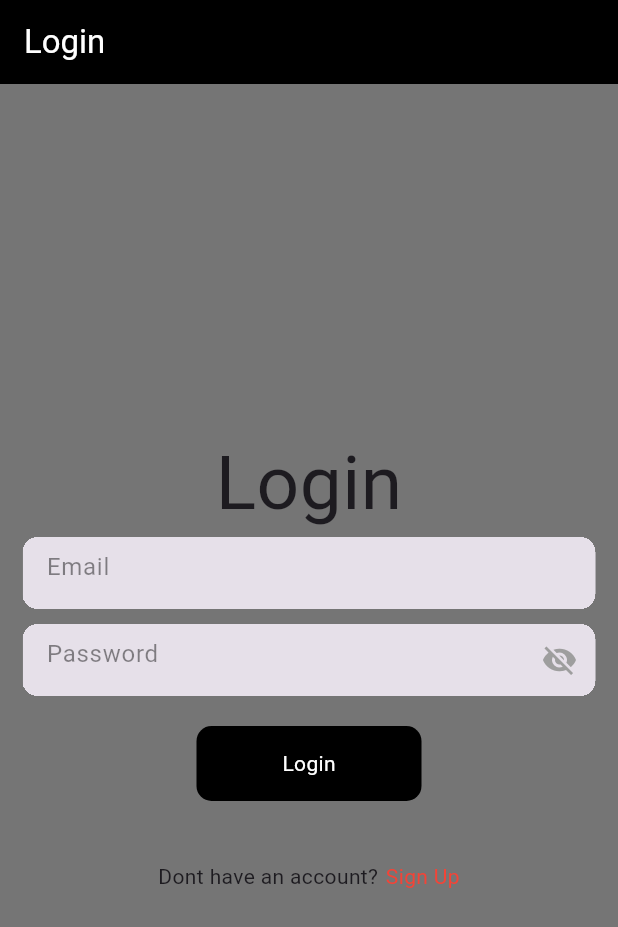
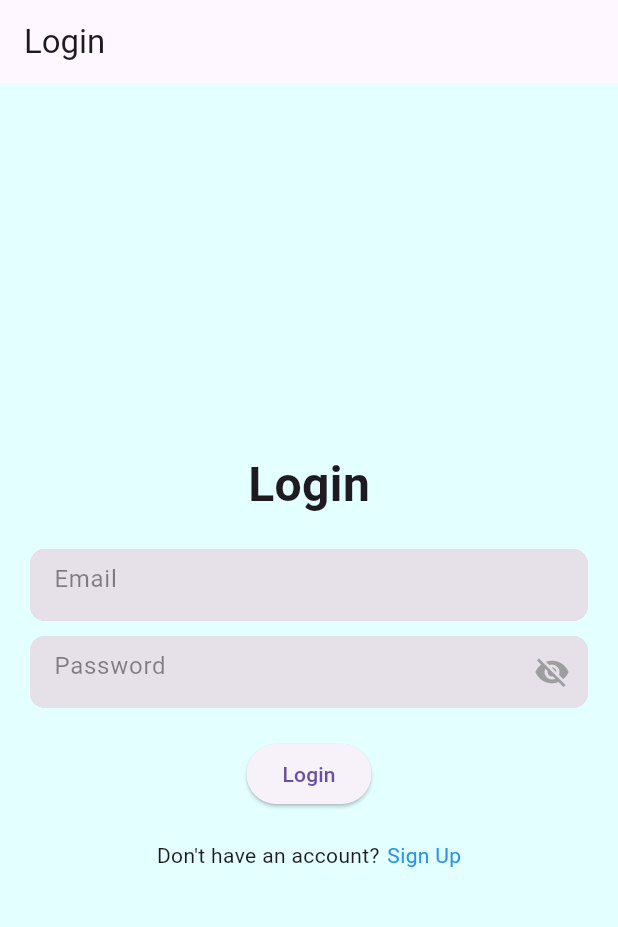
Before and after one commit to nandinisharma22/flutter, a Flutter app: the screen it shows after launch, after a tap on "Sign Up", after a tap on "Login", on a phone screen of 412 x 824 dp. Shown: the top 927 px of the screen. Run offline on Flutter 3.47's test engine with Material 3 defaults, Android fonts, the phone set to English and light mode, and no system bars; our stand-ins replace cloud_firestore, firebase_auth, firebase_core, font_awesome_flutter, get, lottie and 2 more; missing offline and left inert: qr_code_scanner; accounts and stored records are empty; network calls fail.

Commit message:
Update login_page.dart

```diff
--- a/lib/features/user_auth/presentation/pages/screens/login_page.dart
+++ b/lib/features/user_auth/presentation/pages/screens/login_page.dart
@@ -1,152 +1,3 @@
-// import 'package:flutter/material.dart';
-// import 'package:firebase_auth/firebase_auth.dart';
-// import 'package:haxplore/features/user_auth/presentation/pages/screens/home_page.dart';
-// import 'package:haxplore/features/user_auth/presentation/pages/screens/signup_page.dart';
-// import 'package:haxplore/features/user_auth/presentation/widgets/form_container_widget.dart';
-//
-// import '../../../firebase_auth_implementation/firebase_auth_services.dart';
-//
-// class LoginPage extends StatefulWidget {
-//   const LoginPage({super.key});
-//
-//   @override
-//   State<LoginPage> createState() => _LoginPageState();
-// }
-//
-// class _LoginPageState extends State<LoginPage> {
-//   final FirebaseAuthServices _auth = FirebaseAuthServices();
-//   TextEditingController _emailController = TextEditingController();
-//   TextEditingController _passwordController = TextEditingController();
-//   String _errorMessage = '';
-//   @override
-//   void dispose() {
-//     _emailController.dispose();
-//     _passwordController.dispose();
-//
-//     super.dispose();
-//   }
-//   @override
-//   Widget build(BuildContext context) {
-//     return Scaffold(
-//       appBar:AppBar(
-//         backgroundColor: Colors.black,
-//         title: Text("Login", style: TextStyle(color: Colors.white),),
-//       ),
-//       backgroundColor: Colors.grey.shade600,
-//
-//       body:Padding(
-//         padding: const EdgeInsets.symmetric(horizontal: 15),
-//         child: Column(
-//           mainAxisAlignment: MainAxisAlignment.center,
-//           children: [
-//             Text("Login", style: TextStyle(fontSize: 50),),
-//             FormContainerWidget(
-//               controller: _emailController,
-//               hintText: "Email",
-//               isPasswordField: false,
-//             ),
-//             SizedBox(height: 10,),
-//             FormContainerWidget(
-//               controller: _passwordController,
-//               hintText: "Password",
-//               isPasswordField: true,
-//             ),
-//             SizedBox(height: 20,),
-//             Center(
-//               child: GestureDetector(
-//                 onTap: _signIn,
-//                 child: Container(
-//                   width: 150,
-//
-//                   height: 50,
-//                   decoration: BoxDecoration(
-//                     color: Colors.black,
-//                     borderRadius: BorderRadius.circular(10),
-//                   ),
-//                   child: Center(
-//                     child: Text(
-//                       "Login",
-//                       style: TextStyle(color: Colors.white),
-//                     ),
-//                   ),
-//                 ),
-//               ),
-//             ),
-//             SizedBox(height: 20,),
-//             SizedBox(height: 20),
-//
-//             // Display error message if it's not empty
-//             if (_errorMessage.isNotEmpty)
-//               Text(
-//                 _errorMessage,
-//                 style: TextStyle(color: Colors.black),
-//               ),
-//
-//             Row(mainAxisAlignment: MainAxisAlignment.center,
-//               children: [
-//                 Text("Dont have an account?"),
-//                 SizedBox(width: 5,),
-//                 GestureDetector(
-//                   onTap: (){
-//                     Navigator.pushAndRemoveUntil(context, MaterialPageRoute(builder: (context)=>SignUpPage()), (route) => false);
-//                   },
-//                   child: Text("Sign Up",style: TextStyle(color: Colors.red),),
-//                 )
-//               ],)
-//           ],
-//         ),
-//       ),
-//     );
-//   }
-//
-//   void _signIn() async {
-//     String email = _emailController.text;
-//     String password = _passwordController.text;
-//
-//     try {
-//       User? user = await _auth.signInWithEmailandPassword(email, password);
-//
-//       if (user == null) {
-//         setState(() {
-//           _errorMessage = "User ID does not exist.";
-//         });
-//       } else {
-//         print("User signed in successfully");
-//         Navigator.pushNamed(context, "/home");
-//       }
-//     } catch (error) {
-//       setState(() {
-//         // Display specific error messages to the user
-//         if (error is FirebaseAuthException) {
-//           if (error.code == "user-not-found") {
-//             _errorMessage = "User with this email does not exist.";
-//           } else {
-//             _errorMessage = _mapFirebaseErrorToMessage(error.code);
-//           }
-//         } else {
-//           _errorMessage = "An error occurred: $error";
-//         }
-//       });
-//       print("An error occurred: $error");
-//     }
-//   }
-//
-//
-//   // Map Firebase error codes to user-friendly messages
-//   String _mapFirebaseErrorToMessage(String errorCode) {
-//     switch (errorCode) {
-//       case "user-not-found":
-//         return "Email does not exist in the database. Please check your email.";
-//       case "wrong-password":
-//         return "Wrong password. Please try again.";
-//     // Add more cases for other Firebase error codes as needed
-//       default:
-//         return "An error occurred: $errorCode";
-//     }
-//   }
-//
-// }
-
 import 'package:flutter/material.dart';
 import 'package:firebase_auth/firebase_auth.dart';
 import 'package:haxplore/features/user_auth/presentation/pages/screens/home_page.dart';
@@ -154,9 +5,13 @@ import 'package:haxplore/features/user_auth/presentation/pages/screens/signup_pa
 import 'package:haxplore/features/user_auth/presentation/widgets/form_container_widget.dart';
 
 import '../../../firebase_auth_implementation/firebase_auth_services.dart';
+import 'package:flutter/material.dart';
+import 'package:haxplore/features/user_auth/firebase_auth_implementation/firebase_auth_services.dart';
+import 'package:haxplore/features/user_auth/presentation/pages/screens/signup_page.dart';
+import 'package:haxplore/features/user_auth/presentation/widgets/form_container_widget.dart';
 
 class LoginPage extends StatefulWidget {
-  const LoginPage({super.key});
+  const LoginPage({Key? key});
 
   @override
   State<LoginPage> createState() => _LoginPageState();
@@ -167,6 +22,7 @@ class _LoginPageState extends State<LoginPage> {
   TextEditingController _emailController = TextEditingController();
   TextEditingController _passwordController = TextEditingController();
   String _errorMessage = '';
+
   @override
   void dispose() {
     _emailController.dispose();
@@ -174,80 +30,71 @@ class _LoginPageState extends State<LoginPage> {
 
     super.dispose();
   }
+
   @override
   Widget build(BuildContext context) {
     return Scaffold(
-      appBar:AppBar(
-        backgroundColor: Colors.black,
-        title: Text("Login", style: TextStyle(color: Colors.white),),
+      appBar: AppBar(
+        title: Text("Login"),
       ),
-      backgroundColor: Colors.grey.shade600,
-
-      body:Padding(
-        padding: const EdgeInsets.symmetric(horizontal: 15),
+      backgroundColor: Color(0x8BCBFFFF),
+      body: Padding(
+        padding: const EdgeInsets.all(20.0),
         child: Column(
           mainAxisAlignment: MainAxisAlignment.center,
           children: [
-            Text("Login", style: TextStyle(fontSize: 50),),
+            Text(
+              "Login",
+              style: TextStyle(fontSize: 32, fontWeight: FontWeight.bold),
+            ),
+            SizedBox(height: 20),
             FormContainerWidget(
               controller: _emailController,
               hintText: "Email",
               isPasswordField: false,
             ),
-            SizedBox(height: 10,),
+            SizedBox(height: 10),
             FormContainerWidget(
               controller: _passwordController,
               hintText: "Password",
               isPasswordField: true,
             ),
-            SizedBox(height: 20,),
-            Center(
-              child: GestureDetector(
-                onTap: _signIn,
-                child: Container(
-                  width: 150,
-
-                  height: 50,
-                  decoration: BoxDecoration(
-                    color: Colors.black,
-                    borderRadius: BorderRadius.circular(10),
-                  ),
-                  child: Center(
-                    child: Text(
-                      "Login",
-                      style: TextStyle(color: Colors.white),
-                    ),
-                  ),
-                ),
-              ),
+            SizedBox(height: 20),
+            ElevatedButton(
+              onPressed: _signIn,
+              child: Text("Login"),
             ),
-            SizedBox(height: 20,),
-            SizedBox(height: 20),
-
-            // Display error message if it's not empty
+            SizedBox(height: 10),
             if (_errorMessage.isNotEmpty)
               Text(
                 _errorMessage,
-                style: TextStyle(color: Colors.black),
+                style: TextStyle(color: Colors.red),
               ),
-
-            Row(mainAxisAlignment: MainAxisAlignment.center,
+            SizedBox(height: 10),
+            Row(
+              mainAxisAlignment: MainAxisAlignment.center,
               children: [
-                Text("Dont have an account?"),
-                SizedBox(width: 5,),
+                Text("Don't have an account?"),
+                SizedBox(width: 5),
                 GestureDetector(
-                  onTap: (){
-                    Navigator.pushAndRemoveUntil(context, MaterialPageRoute(builder: (context)=>SignUpPage()), (route) => false);
+                  onTap: () {
+                    Navigator.pushReplacement(
+                      context,
+                      MaterialPageRoute(builder: (context) => SignUpPage()),
+                    );
                   },
-                  child: Text("Sign Up",style: TextStyle(color: Colors.red),),
-                )
-              ],)
+                  child: Text(
+                    "Sign Up",
+                    style: TextStyle(color: Colors.blue),
+                  ),
+                ),
+              ],
+            ),
           ],
         ),
       ),
     );
   }
-
   void _signIn() async {
     String email = _emailController.text;
     String password = _passwordController.text;
@@ -262,17 +109,15 @@ class _LoginPageState extends State<LoginPage> {
       } else {
         print("User signed in successfully");
 
-        if (user.email == "haxplore672@gmail.com") {
-          // Navigate to AdminPage
+        // Check the email to determine the redirection
+        if (email == 'haxplore672@gmail.com') {
           Navigator.pushReplacementNamed(context, "/admin");
         } else {
-          // Navigate to HomePage
           Navigator.pushReplacementNamed(context, "/home");
         }
       }
     } catch (error) {
       setState(() {
-        // Display specific error messages to the user
         if (error is FirebaseAuthException) {
           if (error.code == "user-not-found") {
             _errorMessage = "User with this email does not exist.";
@@ -288,7 +133,6 @@ class _LoginPageState extends State<LoginPage> {
   }
 
 
-
   // Map Firebase error codes to user-friendly messages
   String _mapFirebaseErrorToMessage(String errorCode) {
     switch (errorCode) {
@@ -296,10 +140,8 @@ class _LoginPageState extends State<LoginPage> {
         return "Email does not exist in the database. Please check your email.";
       case "wrong-password":
         return "Wrong password. Please try again.";
-    // Add more cases for other Firebase error codes as needed
       default:
         return "An error occurred: $errorCode";
     }
   }
-
 }
```
